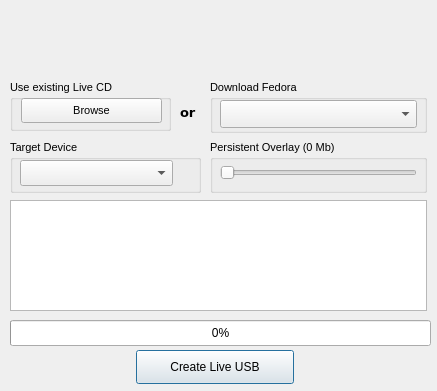
lmacken/liveusb-creator, file data/liveusb-creator-linux.ui: the form before one commit.
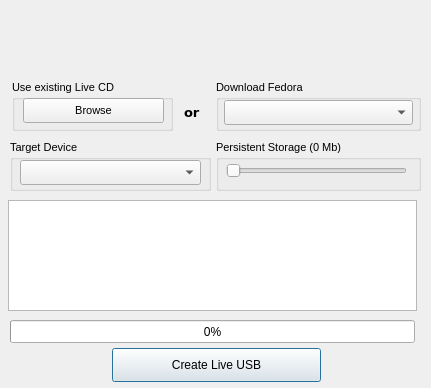
The form after the commit. Icons and pictures are not drawn.

Commit message: Remove the refresh button from our Linux UI, as we are able to detect new devices automatically thanks to DBus and HAL.

Diff of the .ui file:
```diff
--- a/data/liveusb-creator-linux.ui
+++ b/data/liveusb-creator-linux.ui
@@ -5,8 +5,8 @@
    <rect>
     <x>0</x>
     <y>0</y>
-    <width>437</width>
-    <height>391</height>
+    <width>431</width>
+    <height>388</height>
    </rect>
   </property>
   <property name="sizePolicy" >
@@ -24,9 +24,9 @@
    </property>
    <property name="geometry" >
     <rect>
-     <x>136</x>
-     <y>350</y>
-     <width>158</width>
+     <x>112</x>
+     <y>348</y>
+     <width>209</width>
      <height>34</height>
     </rect>
    </property>
@@ -40,9 +40,9 @@
   <widget class="QTextEdit" name="textEdit" >
    <property name="geometry" >
     <rect>
-     <x>10</x>
+     <x>8</x>
      <y>200</y>
-     <width>417</width>
+     <width>409</width>
      <height>111</height>
     </rect>
    </property>
@@ -63,8 +63,8 @@
     <rect>
      <x>10</x>
      <y>320</y>
-     <width>421</width>
-     <height>26</height>
+     <width>405</width>
+     <height>23</height>
     </rect>
    </property>
    <property name="whatsThis" >
@@ -73,14 +73,17 @@
    <property name="value" >
     <number>0</number>
    </property>
+   <property name="textVisible" >
+    <bool>true</bool>
+   </property>
   </widget>
   <widget class="QGroupBox" name="downloadGroup" >
    <property name="geometry" >
     <rect>
-     <x>210</x>
+     <x>216</x>
      <y>80</y>
-     <width>217</width>
-     <height>53</height>
+     <width>205</width>
+     <height>51</height>
     </rect>
    </property>
    <property name="font" >
@@ -97,10 +100,10 @@
    <widget class="QComboBox" name="downloadCombo" >
     <property name="geometry" >
      <rect>
-      <x>10</x>
+      <x>8</x>
       <y>20</y>
-      <width>197</width>
-      <height>28</height>
+      <width>189</width>
+      <height>25</height>
      </rect>
     </property>
    </widget>
@@ -108,7 +111,7 @@
   <widget class="QLabel" name="label_2" >
    <property name="geometry" >
     <rect>
-     <x>180</x>
+     <x>184</x>
      <y>100</y>
      <width>23</width>
      <height>24</height>
@@ -129,7 +132,7 @@
   <widget class="QGroupBox" name="groupBox" >
    <property name="geometry" >
     <rect>
-     <x>10</x>
+     <x>12</x>
      <y>80</y>
      <width>161</width>
      <height>51</height>
@@ -168,8 +171,8 @@
     <rect>
      <x>10</x>
      <y>140</y>
-     <width>191</width>
-     <height>53</height>
+     <width>201</width>
+     <height>51</height>
     </rect>
    </property>
    <property name="font" >
@@ -188,8 +191,8 @@
      <rect>
       <x>10</x>
       <y>20</y>
-      <width>153</width>
-      <height>26</height>
+      <width>181</width>
+      <height>25</height>
      </rect>
     </property>
     <property name="editable" >
@@ -202,33 +205,14 @@
      <bool>false</bool>
     </property>
    </widget>
-   <widget class="QPushButton" name="refreshDevicesButton" >
-    <property name="geometry" >
-     <rect>
-      <x>160</x>
-      <y>20</y>
-      <width>30</width>
-      <height>26</height>
-     </rect>
-    </property>
-    <property name="text" >
-     <string/>
-    </property>
-    <property name="icon" >
-     <iconset resource="resources.qrc" >:/refresh.png</iconset>
-    </property>
-    <property name="flat" >
-     <bool>true</bool>
-    </property>
-   </widget>
   </widget>
   <widget class="QGroupBox" name="overlayTitle" >
    <property name="geometry" >
     <rect>
-     <x>210</x>
+     <x>216</x>
      <y>140</y>
-     <width>217</width>
-     <height>53</height>
+     <width>205</width>
+     <height>51</height>
     </rect>
    </property>
    <property name="font" >
@@ -240,15 +224,15 @@
     <string comment="comment!" >By allocating extra space on your USB stick for a persistent overlay, you will be able to store data and make permanent modifications to your live operating system.  Without it, you will not be able to save data that will persist after a reboot.</string>
    </property>
    <property name="title" >
-    <string>Persistent Overlay (0 Mb)</string>
+    <string>Persistent Storage (0 Mb)</string>
    </property>
    <widget class="QSlider" name="overlaySlider" >
     <property name="geometry" >
      <rect>
       <x>10</x>
       <y>20</y>
-      <width>197</width>
-      <height>25</height>
+      <width>181</width>
+      <height>21</height>
      </rect>
     </property>
     <property name="maximum" >
```
